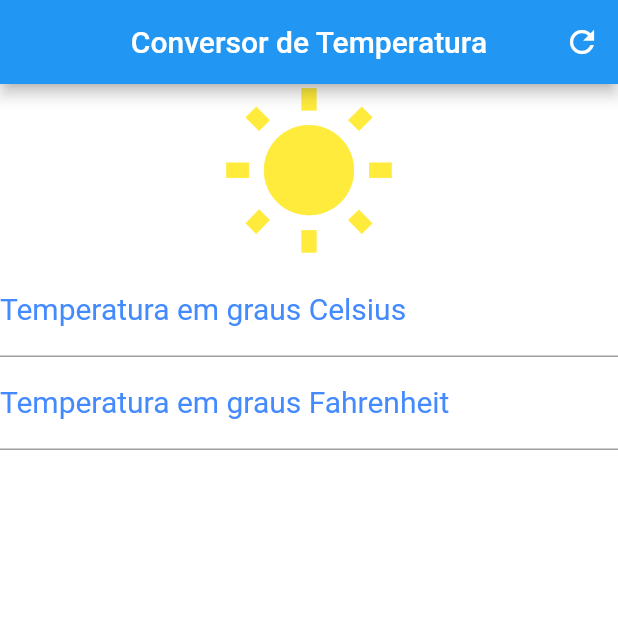
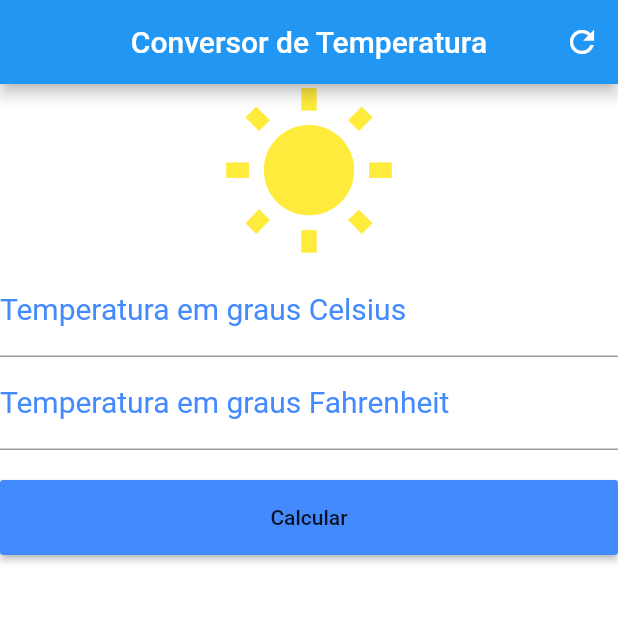
Before and after one commit to icarolopes/pos, a Flutter app: the screen it shows after launch, on a phone screen of 412 x 824 dp, the top half of it. Run offline on Flutter 3.47's test engine with Material 2 defaults, Android fonts, the phone set to English and light mode, and no system bars.

Commit message:
TextEditionController  dos campos adicionada

```diff
--- a/conversor_temperatura/lib/main.dart
+++ b/conversor_temperatura/lib/main.dart
@@ -10,6 +10,9 @@ class Home extends StatefulWidget {
 }
 
 class _HomeState extends State<Home> {
+  TextEditingController celsiusController = TextEditingController();
+  TextEditingController fahrenheitController = TextEditingController();
+
   @override
   Widget build(BuildContext context) {
     AppBar appBar = AppBar(
@@ -36,9 +39,9 @@ class _HomeState extends State<Home> {
         labelStyle: styleDecoration,
       ),
       textAlign: TextAlign.center,
-      style: styleField
+      style: styleField,
+      controller: celsiusController
     );
-
     TextField tempFahrenheit = TextField(
       keyboardType: TextInputType.number,
       decoration: InputDecoration(
@@ -46,21 +49,44 @@ class _HomeState extends State<Home> {
         labelStyle: styleDecoration,
       ),
       textAlign: TextAlign.center,
-      style: styleField
+      style: styleField,
+      controller: fahrenheitController
     );
+
+    RaisedButton raisedButton = RaisedButton(
+      onPressed: () {},
+      child: Text("Calcular"),
+      color: Colors.blueAccent
+    );
+
+    Container containerBtn = Container(
+      height: 50.0,
+      child: raisedButton
+    );
+
+    Padding padding = Padding(
+      padding: EdgeInsets.only(top: 20.0),
+      child: containerBtn
+    );
+
     Column column = Column(
       crossAxisAlignment: CrossAxisAlignment.stretch,
       children: <Widget> [
         icon,
         tempCelsius,
-        tempFahrenheit
+        tempFahrenheit,
+        padding
       ],
+    );
+
+    SingleChildScrollView singleChildScrollView = SingleChildScrollView(
+      child: column
     );
 
     Scaffold scaffold = Scaffold(
       appBar: appBar,
       backgroundColor: Colors.white,
-      body: column,
+      body: singleChildScrollView,
     );
 
     return scaffold;
```
